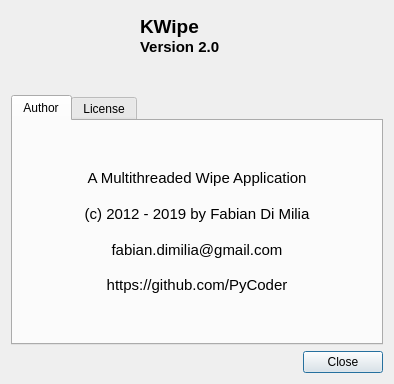
Before: the Qt Designer form share/Ui/about.ui in PyCoder/KWipe, drawn with Qt 5.
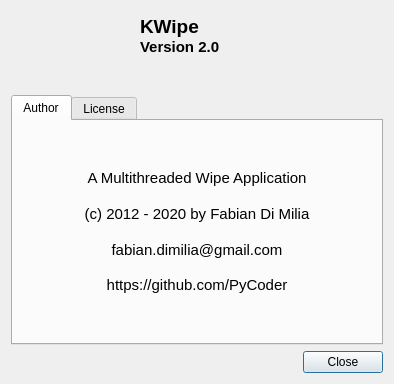
After: the same form once the commit is applied. Icons and pictures are not drawn.

What changed in the file:
```diff
--- a/share/Ui/about.ui
+++ b/share/Ui/about.ui
@@ -178,7 +178,7 @@
 &lt;/style&gt;&lt;/head&gt;&lt;body style=&quot; font-family:'DejaVu Sans'; font-size:12pt; font-weight:400; font-style:normal;&quot;&gt;
 &lt;p align=&quot;center&quot; style=&quot; margin-top:0px; margin-bottom:0px; margin-left:0px; margin-right:0px; -qt-block-indent:0; text-indent:0px;&quot;&gt;&lt;span style=&quot; font-family:'Sans Serif'; font-size:11pt;&quot;&gt;A Multithreaded Wipe Application&lt;/span&gt;&lt;/p&gt;
 &lt;p align=&quot;center&quot; style=&quot;-qt-paragraph-type:empty; margin-top:0px; margin-bottom:0px; margin-left:0px; margin-right:0px; -qt-block-indent:0; text-indent:0px; font-family:'Sans Serif'; font-size:11pt;&quot;&gt;&lt;br /&gt;&lt;/p&gt;
-&lt;p align=&quot;center&quot; style=&quot; margin-top:0px; margin-bottom:0px; margin-left:0px; margin-right:0px; -qt-block-indent:0; text-indent:0px;&quot;&gt;&lt;span style=&quot; font-family:'Sans Serif'; font-size:11pt;&quot;&gt;(c) 2012 - 2019 by Fabian Di Milia&lt;/span&gt;&lt;/p&gt;
+&lt;p align=&quot;center&quot; style=&quot; margin-top:0px; margin-bottom:0px; margin-left:0px; margin-right:0px; -qt-block-indent:0; text-indent:0px;&quot;&gt;&lt;span style=&quot; font-family:'Sans Serif'; font-size:11pt;&quot;&gt;(c) 2012 - 2020 by Fabian Di Milia&lt;/span&gt;&lt;/p&gt;
 &lt;p align=&quot;center&quot; style=&quot;-qt-paragraph-type:empty; margin-top:0px; margin-bottom:0px; margin-left:0px; margin-right:0px; -qt-block-indent:0; text-indent:0px; font-family:'Sans Serif'; font-size:11pt;&quot;&gt;&lt;br /&gt;&lt;/p&gt;
 &lt;p align=&quot;center&quot; style=&quot; margin-top:0px; margin-bottom:0px; margin-left:0px; margin-right:0px; -qt-block-indent:0; text-indent:0px;&quot;&gt;&lt;span style=&quot; font-family:'Sans Serif'; font-size:11pt;&quot;&gt;fabian.dimilia@gmail.com&lt;br /&gt;&lt;br /&gt;https://github.com/PyCoder&lt;/span&gt;&lt;/p&gt;&lt;/body&gt;&lt;/html&gt;</string>
          </property>
```
